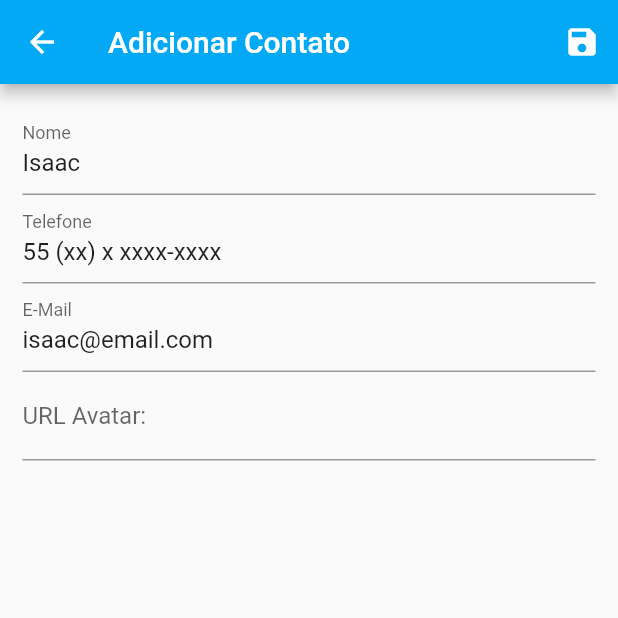
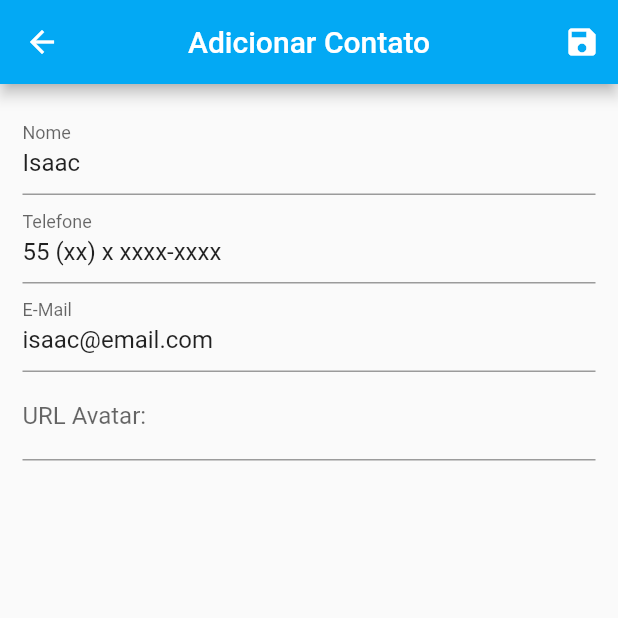
Before and after one commit to isaacscardoso/address-book-app, a Flutter app: the screen it shows after launch, after a tap on the "edit" icon, on a phone screen of 412 x 824 dp, the top half of it. Run offline on Flutter 3.47's test engine with Material 2 defaults, Android fonts, the phone set to English and light mode, and no system bars.

Commit message:
Solving overflow problem, using SingleChildScrollView in registration and editing form.

```diff
--- a/lib/views/user_form.dart
+++ b/lib/views/user_form.dart
@@ -34,14 +34,14 @@ class _UserFormState extends State<UserForm> {
 
   @override
   Widget build(BuildContext context) {
-    return SafeArea(
-      child: Scaffold(
+    return Scaffold(
       appBar: AppBar(
         iconTheme: const IconThemeData(color: Colors.white),
         title: const Text(
           'Adicionar Contato',
           style: TextStyle(color: Colors.white),
         ),
+        centerTitle: true,
         actions: <Widget>[
           IconButton(
             onPressed: () {
@@ -68,6 +68,7 @@ class _UserFormState extends State<UserForm> {
       ),
       body: Padding(
         padding: const EdgeInsets.only(top: 15, left: 15, right: 15),
+        child: SingleChildScrollView(
           child: Form(
             key: _formulary,
             child: Column(
--- a/lib/views/user_list.dart
+++ b/lib/views/user_list.dart
@@ -16,6 +16,7 @@ class UserList extends StatelessWidget {
           'Agenda de Contatos',
           style: TextStyle(color: Colors.white),
         ),
+        centerTitle: true,
         actions: <Widget>[
           IconButton(
             onPressed: () {
--- a/pubspec.yaml
+++ b/pubspec.yaml
@@ -18,7 +18,7 @@ publish_to: 'none' # Remove this line if you wish to publish to pub.dev
 version: 1.0.0+1
 
 environment:
-  sdk: ">=2.17.1 <3.0.0"
+  sdk: ">=2.17.1 <3.0.4"
 
 # Dependencies specify other packages that your package needs in order to work.
 # To automatically upgrade your package dependencies to the latest versions
```
Lines whose indentation alone changed are shown as unchanged.
